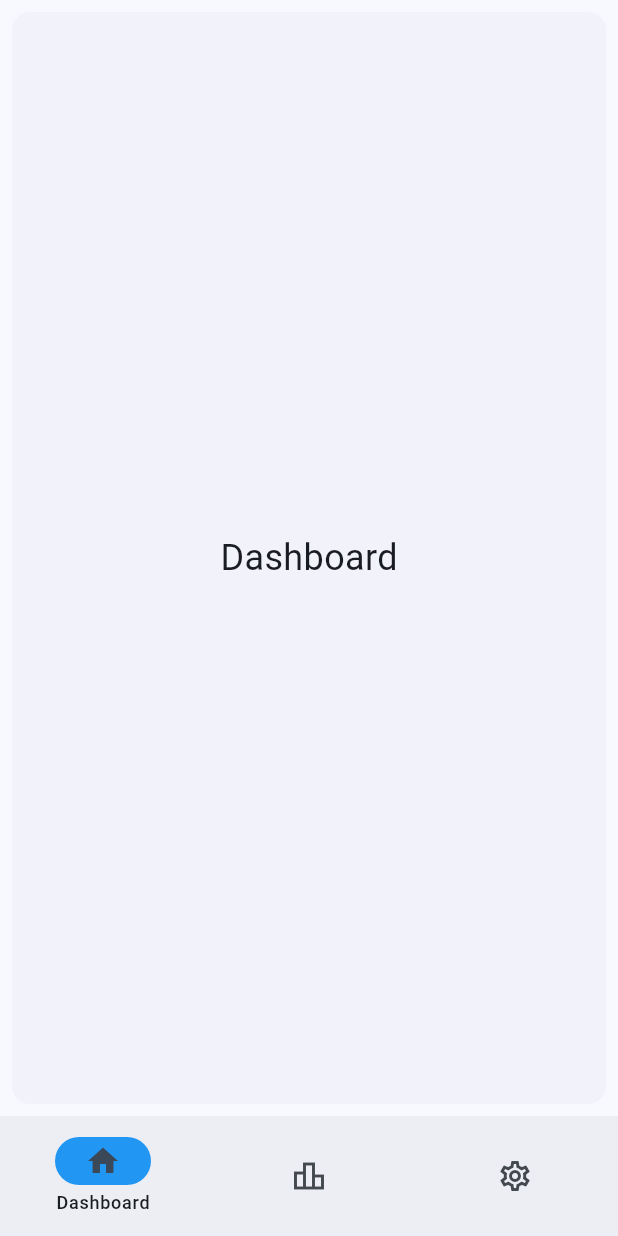
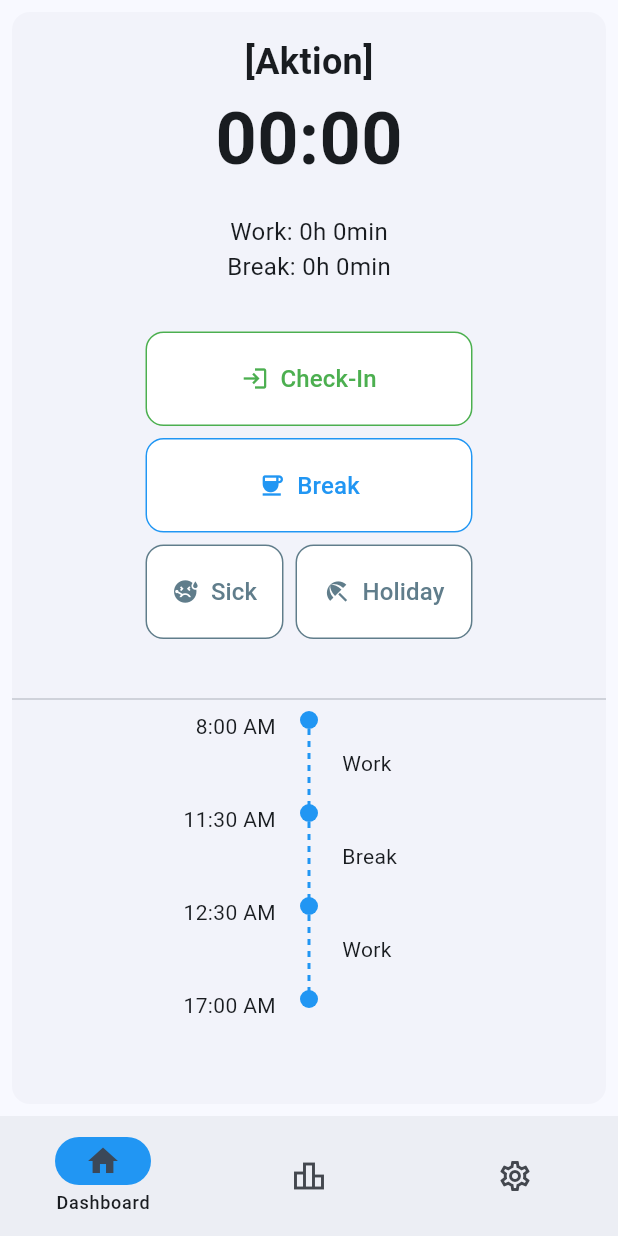
Before and after one commit to MaeschDEV/Zentime, a Flutter app: the screen it shows after launch, on a phone screen of 412 x 824 dp. Run offline on Flutter 3.47's test engine with Material 3 defaults, Android fonts, the light colour scheme and no system bars; our stand-ins replace hive_flutter; accounts and stored records are empty.

Commit message:
Added timeline prototype

```diff
--- /dev/null
+++ b/lib/Widgets/dashed_line.dart
@@ -0,0 +1,13 @@
+import 'package:flutter/material.dart';
+import 'package:zentime/Widgets/dashed_line_painter.dart';
+
+class DashedLine extends StatelessWidget {
+  final double height;
+
+  const DashedLine({super.key, required this.height});
+
+  @override
+  Widget build(BuildContext context) {
+    return CustomPaint(size: Size(0, height), painter: DashedLinePainter());
+  }
+}
--- /dev/null
+++ b/lib/Widgets/dashed_line_painter.dart
@@ -0,0 +1,21 @@
+import 'package:flutter/material.dart';
+
+class DashedLinePainter extends CustomPainter {
+  @override
+  void paint(Canvas canvas, Size size) {
+    const dashHeight = 4.0;
+    const dashSpace = 4.0;
+    double startY = 0;
+    final paint = Paint()
+      ..color = Colors.blue
+      ..strokeWidth = 2;
+
+    while (startY < size.height) {
+      canvas.drawLine(Offset(0, startY), Offset(0, startY + dashHeight), paint);
+      startY += dashHeight + dashSpace;
+    }
+  }
+
+  @override
+  bool shouldRepaint(covariant CustomPainter oldDelegat) => false;
+}
--- /dev/null
+++ b/lib/Widgets/timeline_item.dart
@@ -0,0 +1,53 @@
+import 'package:flutter/material.dart';
+import 'package:zentime/Widgets/dashed_line.dart';
+
+class TimelineItem extends StatelessWidget {
+  final String time;
+  final String label;
+  final bool isLast;
+
+  const TimelineItem({
+    super.key,
+    required this.time,
+    required this.label,
+    this.isLast = false,
+  });
+
+  @override
+  Widget build(BuildContext context) {
+    return Row(
+      mainAxisAlignment: MainAxisAlignment.center,
+      crossAxisAlignment: CrossAxisAlignment.start,
+      children: [
+        SizedBox(width: 80, child: Text(time, textAlign: TextAlign.right)),
+        const SizedBox(width: 16),
+        Column(
+          children: [
+            Container(
+              width: 12,
+              height: 12,
+              decoration: BoxDecoration(
+                color: Colors.blue,
+                shape: BoxShape.circle,
+              ),
+            ),
+            if (!isLast) SizedBox(height: 50, child: DashedLine(height: 50)),
+          ],
+        ),
+        const SizedBox(width: 16),
+        Padding(
+          padding: EdgeInsetsGeometry.directional(
+            start: 0,
+            end: 0,
+            top: 25,
+            bottom: 0,
+          ),
+          child: SizedBox(
+            width: 80,
+            child: Text(label, textAlign: TextAlign.left),
+          ),
+        ),
+      ],
+    );
+  }
+}
--- a/lib/main.dart
+++ b/lib/main.dart
@@ -1,8 +1,8 @@
 import 'package:flutter/material.dart';
 import 'package:hive_flutter/adapters.dart';
-import 'package:zentime/screens/dashboard_screen.dart';
-import 'package:zentime/screens/settings_screen.dart';
-import 'package:zentime/screens/statistics_screen.dart';
+import 'package:zentime/Screens/dashboard_screen.dart';
+import 'package:zentime/Screens/settings_screen.dart';
+import 'package:zentime/Screens/statistics_screen.dart';
 
 void main() async {
   WidgetsFlutterBinding.ensureInitialized();
--- a/lib/screens/dashboard_screen.dart
+++ b/lib/screens/dashboard_screen.dart
@@ -1,4 +1,5 @@
 import 'package:flutter/material.dart';
+import 'package:zentime/Widgets/timeline_item.dart';
 
 class DashboardScreen extends StatelessWidget {
   const DashboardScreen({super.key});
@@ -8,8 +9,158 @@ class DashboardScreen extends StatelessWidget {
     return Card(
       shadowColor: Colors.transparent,
       margin: const EdgeInsets.all(8.0),
-      child: SizedBox.expand(
-        child: Center(child: Text('Dashboard', style: TextStyle(fontSize: 24))),
+      child: Column(
+        children: [
+          const SizedBox(height: 16),
+          Text(
+            "[Aktion]",
+            style: TextStyle(fontSize: 24, fontWeight: FontWeight.bold),
+          ),
+          Text(
+            "00:00",
+            style: TextStyle(fontSize: 48, fontWeight: FontWeight.bold),
+          ),
+          const SizedBox(height: 16),
+          Text("Work: 0h 0min", style: TextStyle(fontSize: 16)),
+          Text("Break: 0h 0min", style: TextStyle(fontSize: 16)),
+          const SizedBox(height: 32),
+          SizedBox(
+            width: 218,
+            child: OutlinedButton(
+              onPressed: () {},
+              style: OutlinedButton.styleFrom(
+                backgroundColor: Colors.white,
+                side: BorderSide(color: Colors.green),
+                shape: RoundedRectangleBorder(
+                  borderRadius: BorderRadius.circular(12),
+                ),
+                padding: const EdgeInsets.symmetric(
+                  horizontal: 16,
+                  vertical: 20,
+                ),
+              ),
+              child: Row(
+                mainAxisSize: MainAxisSize.min,
+                mainAxisAlignment: MainAxisAlignment.center,
+                children: const [
+                  Icon(Icons.login, color: Colors.green),
+                  SizedBox(width: 8),
+                  Text(
+                    'Check-In',
+                    style: TextStyle(color: Colors.green, fontSize: 16),
+                  ),
+                ],
+              ),
+            ),
+          ),
+          const SizedBox(height: 8),
+          SizedBox(
+            width: 218,
+            child: OutlinedButton(
+              onPressed: () {},
+              style: OutlinedButton.styleFrom(
+                backgroundColor: Colors.white,
+                side: BorderSide(color: Colors.blue),
+                shape: RoundedRectangleBorder(
+                  borderRadius: BorderRadius.circular(12),
+                ),
+                padding: const EdgeInsets.symmetric(
+                  horizontal: 16,
+                  vertical: 20,
+                ),
+              ),
+              child: Row(
+                mainAxisSize: MainAxisSize.min,
+                mainAxisAlignment: MainAxisAlignment.center,
+                children: const [
+                  Icon(Icons.coffee, color: Colors.blue),
+                  SizedBox(width: 8),
+                  Text(
+                    'Break',
+                    style: TextStyle(color: Colors.blue, fontSize: 16),
+                  ),
+                ],
+              ),
+            ),
+          ),
+          const SizedBox(height: 8),
+          Row(
+            mainAxisAlignment: MainAxisAlignment.center,
+            children: [
+              SizedBox(
+                width: 92,
+                child: OutlinedButton(
+                  onPressed: () {},
+                  style: OutlinedButton.styleFrom(
+                    backgroundColor: Colors.white,
+                    side: BorderSide(color: Colors.blueGrey),
+                    shape: RoundedRectangleBorder(
+                      borderRadius: BorderRadius.circular(12),
+                    ),
+                    padding: const EdgeInsets.symmetric(
+                      horizontal: 16,
+                      vertical: 20,
+                    ),
+                  ),
+                  child: Row(
+                    mainAxisSize: MainAxisSize.min,
+                    mainAxisAlignment: MainAxisAlignment.center,
+                    children: const [
+                      Icon(Icons.sick, color: Colors.blueGrey),
+                      SizedBox(width: 8),
+                      Text(
+                        'Sick',
+                        style: TextStyle(color: Colors.blueGrey, fontSize: 16),
+                      ),
+                    ],
+                  ),
+                ),
+              ),
+              const SizedBox(width: 8),
+              SizedBox(
+                width: 118,
+                child: OutlinedButton(
+                  onPressed: () {},
+                  style: OutlinedButton.styleFrom(
+                    backgroundColor: Colors.white,
+                    side: BorderSide(color: Colors.blueGrey),
+                    shape: RoundedRectangleBorder(
+                      borderRadius: BorderRadius.circular(12),
+                    ),
+                    padding: const EdgeInsets.symmetric(
+                      horizontal: 16,
+                      vertical: 20,
+                    ),
+                  ),
+                  child: Row(
+                    mainAxisSize: MainAxisSize.min,
+                    mainAxisAlignment: MainAxisAlignment.center,
+                    children: const [
+                      Icon(Icons.beach_access, color: Colors.blueGrey),
+                      SizedBox(width: 8),
+                      Text(
+                        'Holiday',
+                        style: TextStyle(color: Colors.blueGrey, fontSize: 16),
+                      ),
+                    ],
+                  ),
+                ),
+              ),
+            ],
+          ),
+          const SizedBox(height: 32),
+          Divider(),
+          SizedBox(
+            child: Column(
+              children: [
+                TimelineItem(time: '8:00 AM', label: 'Work'),
+                TimelineItem(time: '11:30 AM', label: 'Break'),
+                TimelineItem(time: '12:30 AM', label: 'Work'),
+                TimelineItem(time: '17:00 AM', label: '', isLast: true),
+              ],
+            ),
+          ),
+        ],
       ),
     );
   }
```
